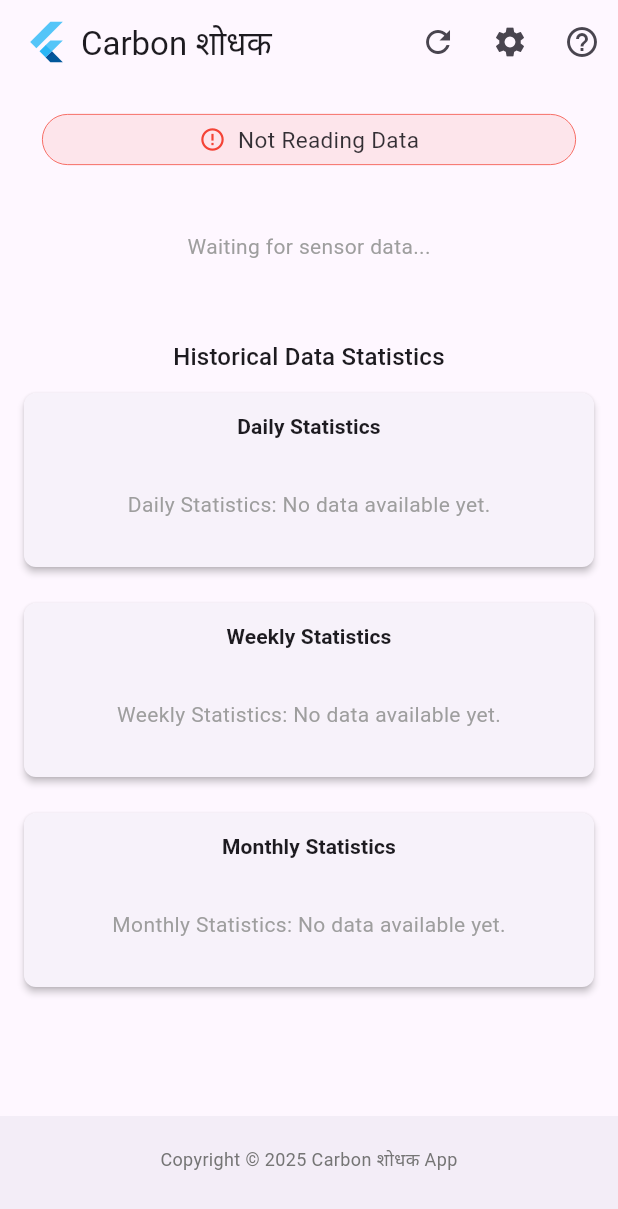
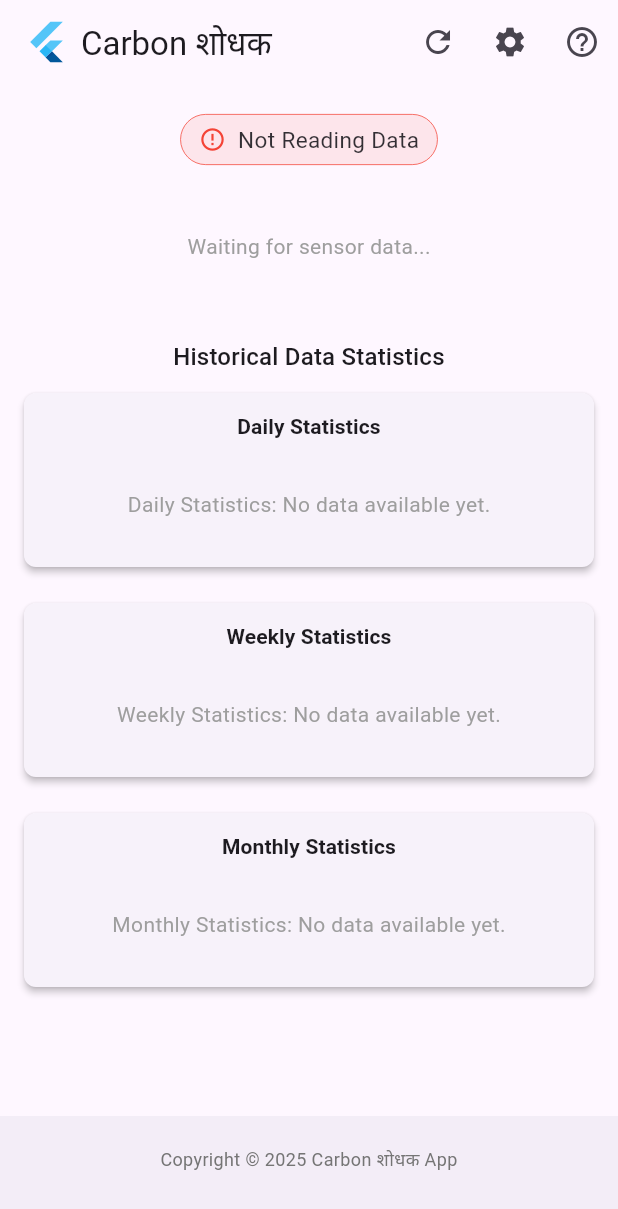
Before and after one commit to hashfx/carbon-detector, a Flutter app: the screen it shows after launch, on a phone screen of 412 x 824 dp. Shown: the top 1209 px of the screen. Run offline on Flutter 3.47's test engine with Material 3 defaults, Android fonts, the light colour scheme and no system bars; our stand-ins replace flutter_dotenv, timezone; network calls fail.

Commit message:
make the status bar non-stretchable

```diff
--- a/carbon_counter/lib/screens/carbon_data_screen.dart
+++ b/carbon_counter/lib/screens/carbon_data_screen.dart
@@ -225,7 +225,7 @@ class _CarbonDataScreenState extends State<CarbonDataScreen> {
                   child: Padding(
                     padding: const EdgeInsets.all(AppConstants.screenPadding),
                     child: Column(
-                      crossAxisAlignment: CrossAxisAlignment.stretch,
+                      // crossAxisAlignment: CrossAxisAlignment.stretch,
                       children: [
                         StatusIndicator(status: _dataStatus),
                         const SizedBox(height: AppConstants.sectionSpacing),
```
